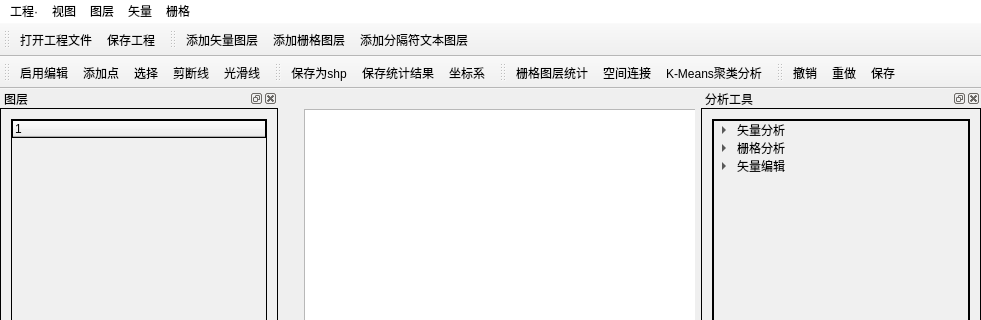
Before: the Qt Designer form SearchJourney/MainWidget.ui in clydesanchez/SearchJourney, drawn with Qt 5; both pictures show x 0 to 981 and y 0 to 320 of the 981 by 667 pixel window.
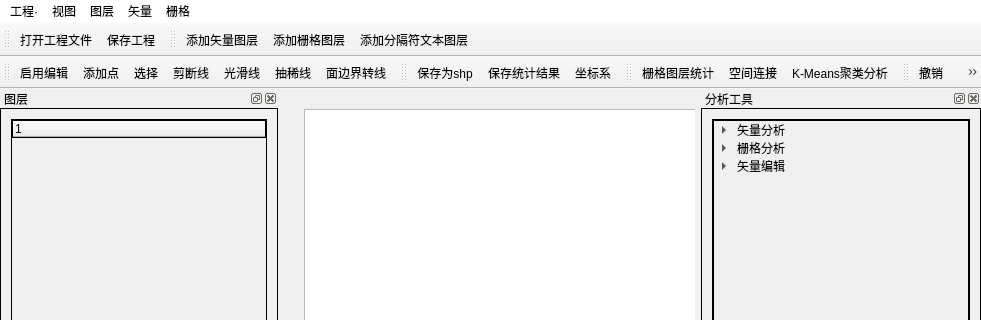
After: the same form once the commit is applied. Icons and pictures are not drawn. Custom widgets are drawn as their Qt base class.

Commit message: 实现线光滑与抽稀

What changed in the file:
```diff
--- a/SearchJourney/MainWidget.ui
+++ b/SearchJourney/MainWidget.ui
@@ -356,8 +356,10 @@
    <addaction name="ctrlEditableAction"/>
    <addaction name="ctrlAddPointAction"/>
    <addaction name="ctralChooseAction"/>
-   <addaction name="ctrlCutLineAction"/>
+   <addaction name="ctrlSmoothLineAction_2"/>
    <addaction name="ctrlSmoothLineAction"/>
+   <addaction name="ctrlThiningLineAction"/>
+   <addaction name="ctrlPolygonToLineAction"/>
   </widget>
   <widget class="QToolBar" name="toolBar_3">
    <property name="windowTitle">
@@ -542,6 +544,9 @@
    <property name="text">
     <string>撤销</string>
    </property>
+   <property name="shortcut">
+    <string>Ctrl+Z</string>
+   </property>
    <property name="menuRole">
     <enum>QAction::NoRole</enum>
    </property>
@@ -550,6 +555,9 @@
    <property name="text">
     <string>重做</string>
    </property>
+   <property name="shortcut">
+    <string>Ctrl+Y</string>
+   </property>
    <property name="menuRole">
     <enum>QAction::NoRole</enum>
    </property>
@@ -562,7 +570,7 @@
     <enum>QAction::NoRole</enum>
    </property>
   </action>
-  <action name="ctrlCutLineAction">
+  <action name="ctrlSmoothLineAction_2">
    <property name="text">
     <string>剪断线</string>
    </property>
@@ -578,6 +586,22 @@
     <enum>QAction::NoRole</enum>
    </property>
   </action>
+  <action name="ctrlThiningLineAction">
+   <property name="text">
+    <string>抽稀线</string>
+   </property>
+   <property name="menuRole">
+    <enum>QAction::NoRole</enum>
+   </property>
+  </action>
+  <action name="ctrlPolygonToLineAction">
+   <property name="text">
+    <string>面边界转线</string>
+   </property>
+   <property name="menuRole">
+    <enum>QAction::NoRole</enum>
+   </property>
+  </action>
  </widget>
  <layoutdefault spacing="6" margin="11"/>
  <customwidgets>
```
The commit also changes 7 other files.
